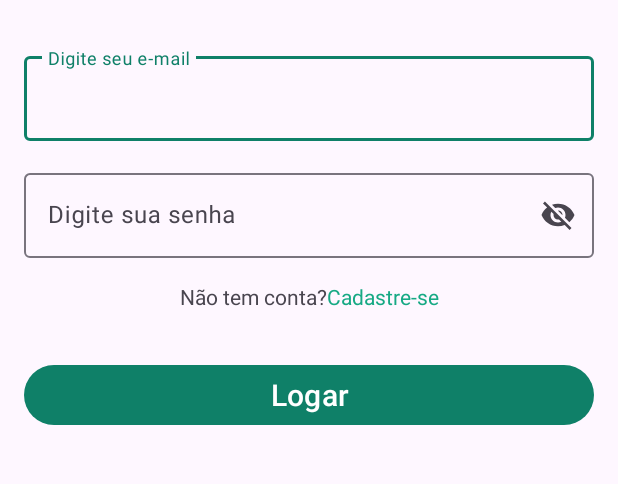
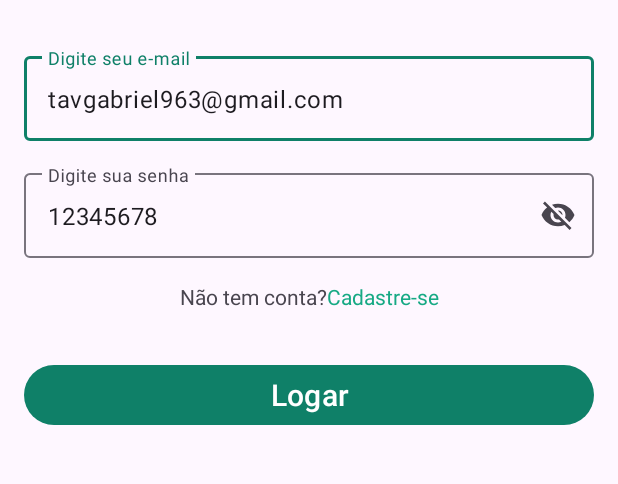
Before and after one commit to gabrieltav/whatsapp, an Android app: the screen it shows after launch (SignInActivity), on a phone screen of 412 x 824 dp, the part 243-727 px from its top. Run offline under Robolectric (Android 15) with nearby library versions, the phone set to English and light mode, and no system bars; our stand-ins replace Firebase (no records; nobody signed in at launch, a user with empty details on screens opened directly).

```diff
--- a/app/src/main/res/layout/activity_sign_in.xml
+++ b/app/src/main/res/layout/activity_sign_in.xml
@@ -33,7 +33,8 @@
             android:id="@+id/editSignInEmail"
             android:layout_width="match_parent"
             android:layout_height="wrap_content"
-            android:hint="@string/email" />
+            android:hint="@string/email"
+            android:text="tavgabriel963@gmail.com" />
     </com.google.android.material.textfield.TextInputLayout>
 
     <com.google.android.material.textfield.TextInputLayout
@@ -53,7 +54,8 @@
             android:id="@+id/editSignInPassword"
             android:layout_width="match_parent"
             android:layout_height="wrap_content"
-            android:hint="@string/password" />
+            android:hint="@string/password"
+            android:text="12345678" />
     </com.google.android.material.textfield.TextInputLayout>
 
     <TextView
--- a/app/src/main/res/layout/toolbar_customised.xml
+++ b/app/src/main/res/layout/toolbar_customised.xml
@@ -17,5 +17,7 @@
         app:layout_constraintHorizontal_bias="0.5"
         app:layout_constraintStart_toStartOf="parent"
         app:layout_constraintTop_toTopOf="parent"
-        app:layout_constraintVertical_bias="0.5" />
+        app:layout_constraintVertical_bias="0.5"
+        app:subtitleTextColor="@color/white"
+        app:titleTextColor="@color/white" />
 </androidx.constraintlayout.widget.ConstraintLayout>
--- a/app/src/main/res/values/strings.xml
+++ b/app/src/main/res/values/strings.xml
@@ -1,4 +1,8 @@
 <resources>
+    // Main Menu
+    <string name="main_menu_profile">Profile</string>
+    <string name="main_menu_exit">Exit</string>
+
     <string name="app_name">WhatsApp</string>
     <string name="email">Digite seu e-mail</string>
     <string name="password">Digite sua senha</string>
--- a/app/src/main/res/values/themes.xml
+++ b/app/src/main/res/values/themes.xml
@@ -1,9 +1,16 @@
-<resources xmlns:tools="http://schemas.android.com/tools">
+<resources>
     <!-- Base application theme. -->
     <style name="Base.Theme.WhatsApp" parent="Theme.Material3.DayNight.NoActionBar">
         <!-- Customize your light theme here. -->
         <!-- <item name="colorPrimary">@color/my_light_primary</item> -->
-         <item name="colorPrimary">@color/primary</item>
+        <item name="colorPrimary">@color/primary</item>
+        <item name="actionOverflowButtonStyle">
+            @style/ActionOverflowButton
+        </item>
+    </style>
+
+    <style name="ActionOverflowButton" parent="Widget.AppCompat.ActionButton.Overflow">
+        <item name="tint">@color/white</item>
     </style>
 
     <style name="Theme.WhatsApp" parent="Base.Theme.WhatsApp" />
```
Also changed, not shown: app/src/main/AndroidManifest.xml (+5 -2 lines), app/src/main/java/com/gtavares/whatsapp/MainActivity.kt (+66 -2 lines), app/src/main/java/com/gtavares/whatsapp/ProfileActivity.kt (added, +11 -0 lines), app/src/main/res/layout/activity_main.xml (+5 -5 lines), app/src/main/res/layout/activity_profile.xml (added, +9 -0 lines), app/src/main/res/menu/main_menu.xml (added, +11 -0 lines).
